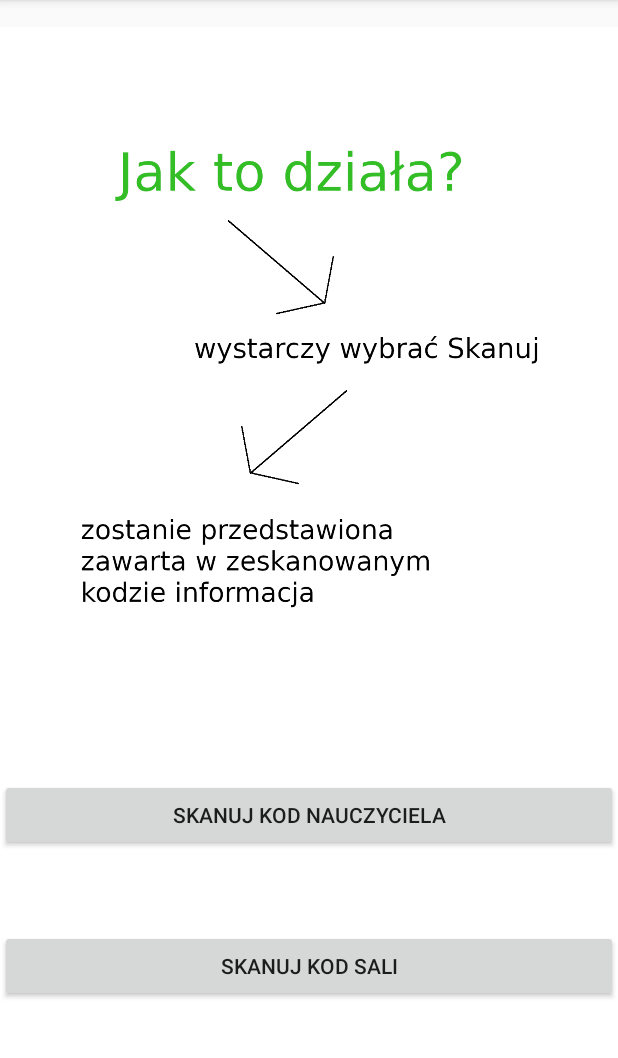
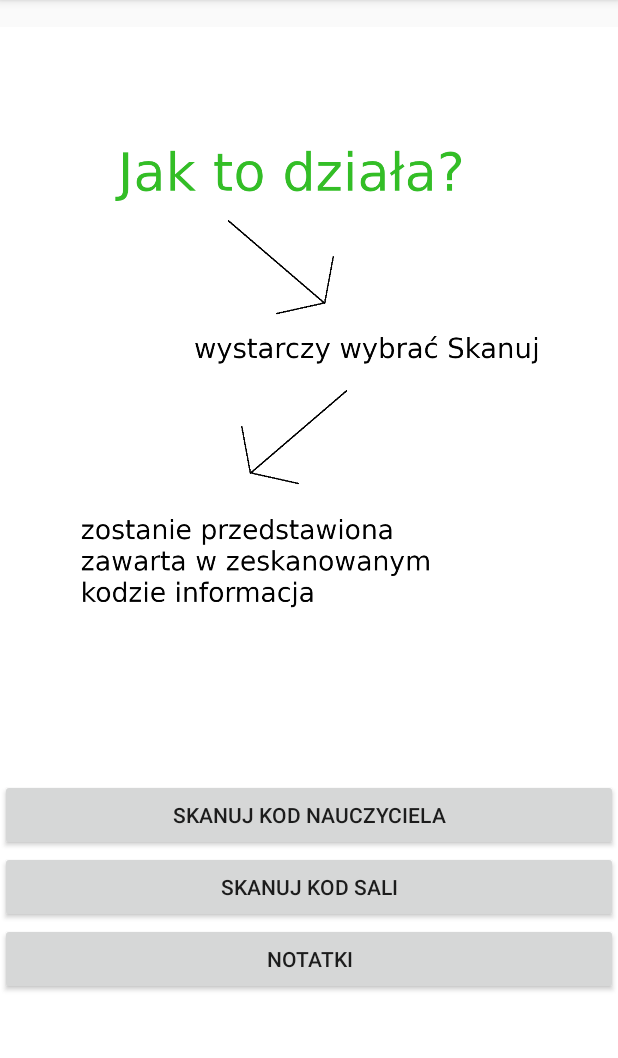
Before and after one commit to AlicjaJagoda/AplikacjaWspomagajaca, an Android app: the screen it shows after launch (MainActivity), on a phone screen of 412 x 824 dp, the part 84-1142 px from its top. Run offline under Robolectric (Android 15) with nearby library versions, the phone set to English and light mode, and no system bars.

Commit message:
stworzono podstawowy zarys aktywnosci Notatki (i jej pod aktywnosci)

```diff
--- a/app/src/main/java/com/example/aplikacjawspomagajaca/MainActivity.java
+++ b/app/src/main/java/com/example/aplikacjawspomagajaca/MainActivity.java
@@ -18,6 +18,7 @@ public class MainActivity extends AppCompatActivity {
     Button skanujSalaBtn;
     Intent aktSkanowanieIntent;
     Intent aktSkanowanieSalaIntent;
+    Intent aktNotatki;
     @Override
     protected void onCreate(Bundle savedInstanceState) {
         super.onCreate(savedInstanceState);
@@ -38,6 +39,13 @@ public class MainActivity extends AppCompatActivity {
                 nowaAkt1();
             }
 
+        });
+        Button notatkiBtn = (Button) findViewById(R.id.notatkiBtn);
+        notatkiBtn.setOnClickListener(new View.OnClickListener() {
+            @Override
+            public void onClick(View v) {
+                notatkiAkt();
+            }
         });
 
     }
@@ -74,4 +82,8 @@ public class MainActivity extends AppCompatActivity {
         aktSkanowanieSalaIntent= new Intent(this, SkanowanieSalaActivity1.class);
         startActivity(aktSkanowanieSalaIntent);
     }
+    public void notatkiAkt(){
+        aktNotatki = new Intent (this, NotatkiActivity.class);
+        startActivity(aktNotatki);
+    }
 }
--- a/app/src/main/res/layout/activity_main.xml
+++ b/app/src/main/res/layout/activity_main.xml
@@ -31,14 +31,26 @@
         app:srcCompat="@drawable/tlo" />
 
     <Button
+        android:id="@+id/notatkiBtn"
+        android:layout_width="match_parent"
+        android:layout_height="wrap_content"
+        android:text="Notatki"
+        app:layout_constraintBottom_toBottomOf="@+id/imageView"
+        app:layout_constraintEnd_toEndOf="parent"
+        app:layout_constraintHorizontal_bias="0.0"
+        app:layout_constraintStart_toStartOf="parent"
+        app:layout_constraintTop_toBottomOf="@+id/skanujSalaBtn"
+        app:layout_constraintVertical_bias="0.0" />
+
+    <Button
         android:id="@+id/skanujSalaBtn"
         android:layout_width="match_parent"
         android:layout_height="wrap_content"
         android:text="Skanuj kod sali"
         app:layout_constraintBottom_toBottomOf="@+id/imageView"
         app:layout_constraintEnd_toEndOf="parent"
-        app:layout_constraintHorizontal_bias="0.448"
+        app:layout_constraintHorizontal_bias="0.0"
         app:layout_constraintStart_toStartOf="parent"
         app:layout_constraintTop_toBottomOf="@+id/btnZeskanujKod"
-        app:layout_constraintVertical_bias="0.345" />
+        app:layout_constraintVertical_bias="0.0" />
 </androidx.constraintlayout.widget.ConstraintLayout>
```
Also changed, not shown: app/src/main/AndroidManifest.xml (+4 -3 lines), app/src/main/java/com/example/aplikacjawspomagajaca/NotatkiActivity.java (added, +30 -0 lines), app/src/main/java/com/example/aplikacjawspomagajaca/nowaNotatkaActivity.java (added, +42 -0 lines), app/src/main/res/layout/activity_notatki.xml (added, +28 -0 lines), app/src/main/res/layout/activity_nowa_notatka.xml (added, +52 -0 lines).
